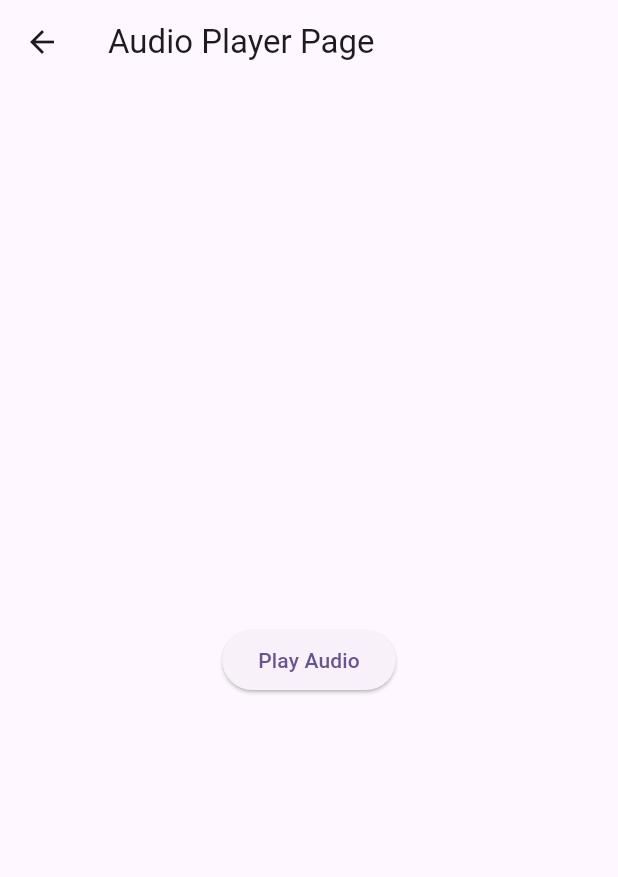
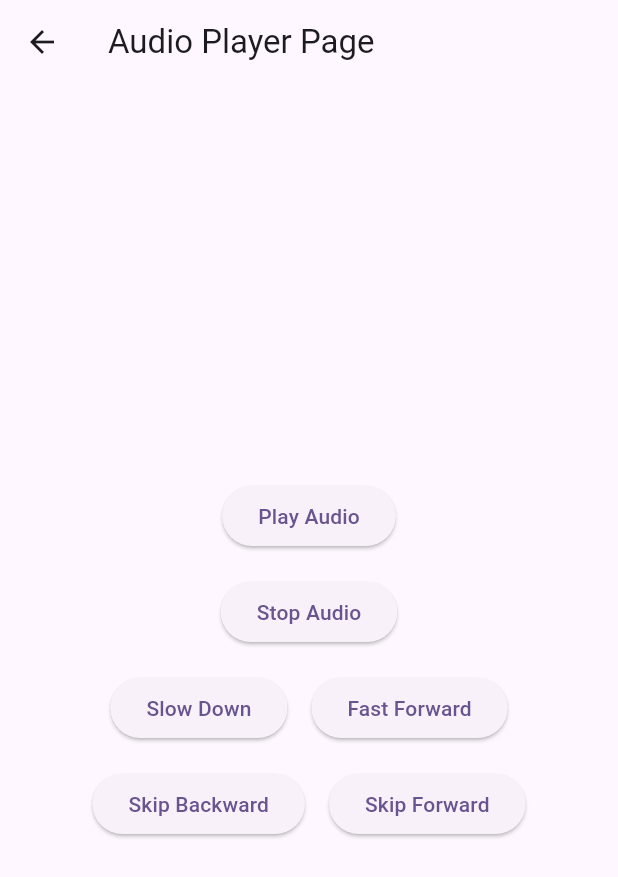
Before and after one commit to entaku0818/flutter_master, a Flutter app: the screen it shows after launch, after a tap on "Go to Audio Player Page", on a phone screen of 412 x 824 dp. Shown: the top 877 px of the screen. Run offline on Flutter 3.47's test engine with Material 3 defaults, Android fonts, the phone set to English and light mode, and no system bars; our stand-ins replace audioplayers.

Commit message:
add audio feature

```diff
--- a/lib/AudioPlayerPage.dart
+++ b/lib/AudioPlayerPage.dart
@@ -9,6 +9,7 @@ class AudioPlayerPage extends StatefulWidget {
 class _AudioPlayerPageState extends State<AudioPlayerPage> {
   late AudioCache _audioCache;
   late AudioPlayer _audioPlayer;
+  double _playbackRate = 1.0;
 
   @override
   void initState() {
@@ -31,6 +32,45 @@ class _AudioPlayerPageState extends State<AudioPlayerPage> {
     }
   }
 
+  void _stopAudio() async {
+    await _audioPlayer.stop();
+  }
+
+  void _fastForward() {
+    setState(() {
+      _playbackRate += 0.5;
+      _playbackRate = _playbackRate.clamp(0.5, 2.0);
+      _audioPlayer.setPlaybackRate(_playbackRate);
+    });
+  }
+
+  void _slowDown() {
+    setState(() {
+      _playbackRate -= 0.5;
+      _playbackRate = _playbackRate.clamp(0.5, 2.0);
+      _audioPlayer.setPlaybackRate(_playbackRate);
+    });
+  }
+
+  void _skipForward() async {
+    Duration? currentPosition = await _audioPlayer.getCurrentPosition();
+    if (currentPosition != null) {
+      Duration newPosition = currentPosition + Duration(seconds: 10);
+      await _audioPlayer.seek(newPosition);
+    }
+  }
+
+  void _skipBackward() async {
+    Duration? currentPosition = await _audioPlayer.getCurrentPosition();
+    if (currentPosition != null) {
+      Duration newPosition = currentPosition - Duration(seconds: 10);
+      if (newPosition.inMilliseconds < 0) {
+        newPosition = Duration.zero;
+      }
+      await _audioPlayer.seek(newPosition);
+    }
+  }
+
   @override
   Widget build(BuildContext context) {
     return Scaffold(
@@ -38,9 +78,49 @@ class _AudioPlayerPageState extends State<AudioPlayerPage> {
         title: Text('Audio Player Page'),
       ),
       body: Center(
-        child: ElevatedButton(
-          onPressed: _playAudio,
-          child: Text('Play Audio'),
+        child: Column(
+          mainAxisAlignment: MainAxisAlignment.center,
+          children: [
+            ElevatedButton(
+              onPressed: _playAudio,
+              child: Text('Play Audio'),
+            ),
+            SizedBox(height: 16),
+            ElevatedButton(
+              onPressed: _stopAudio,
+              child: Text('Stop Audio'),
+            ),
+            SizedBox(height: 16),
+            Row(
+              mainAxisAlignment: MainAxisAlignment.center,
+              children: [
+                ElevatedButton(
+                  onPressed: _slowDown,
+                  child: Text('Slow Down'),
+                ),
+                SizedBox(width: 16),
+                ElevatedButton(
+                  onPressed: _fastForward,
+                  child: Text('Fast Forward'),
+                ),
+              ],
+            ),
+            SizedBox(height: 16),
+            Row(
+              mainAxisAlignment: MainAxisAlignment.center,
+              children: [
+                ElevatedButton(
+                  onPressed: _skipBackward,
+                  child: Text('Skip Backward'),
+                ),
+                SizedBox(width: 16),
+                ElevatedButton(
+                  onPressed: _skipForward,
+                  child: Text('Skip Forward'),
+                ),
+              ],
+            ),
+          ],
         ),
       ),
     );
--- a/lib/main.dart
+++ b/lib/main.dart
@@ -72,14 +72,6 @@ class _MyHomePageState extends State<MyHomePage> {
         child: Column(
           mainAxisAlignment: MainAxisAlignment.center,
           children: <Widget>[
-            const Text(
-              'You have pushed the button this many times:',
-            ),
-            Text(
-              '$_counter',
-              style: Theme.of(context).textTheme.headlineMedium,
-            ),
-            SizedBox(height: 20),
             ElevatedButton(
               onPressed: _navigateToAudioPlayerPage,
               child: Text('Go to Audio Player Page'),
@@ -87,11 +79,6 @@ class _MyHomePageState extends State<MyHomePage> {
           ],
         ),
       ),
-      floatingActionButton: FloatingActionButton(
-        onPressed: _incrementCounter,
-        tooltip: 'Increment',
-        child: const Icon(Icons.add),
-      ),
     );
   }
 }
```
